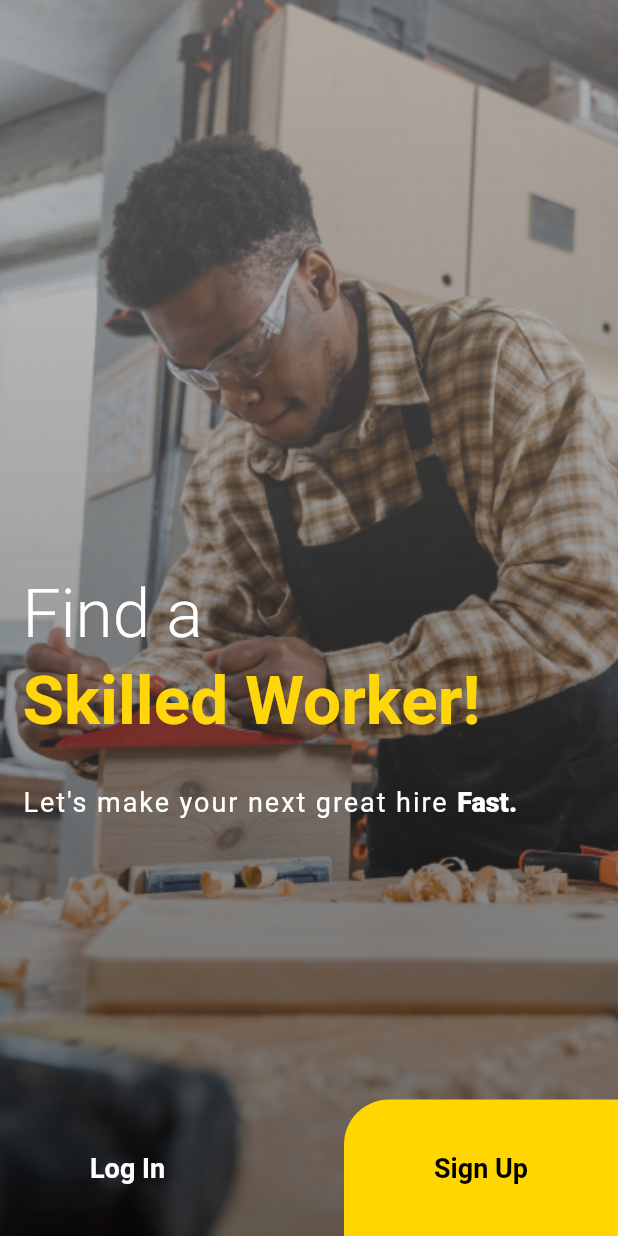
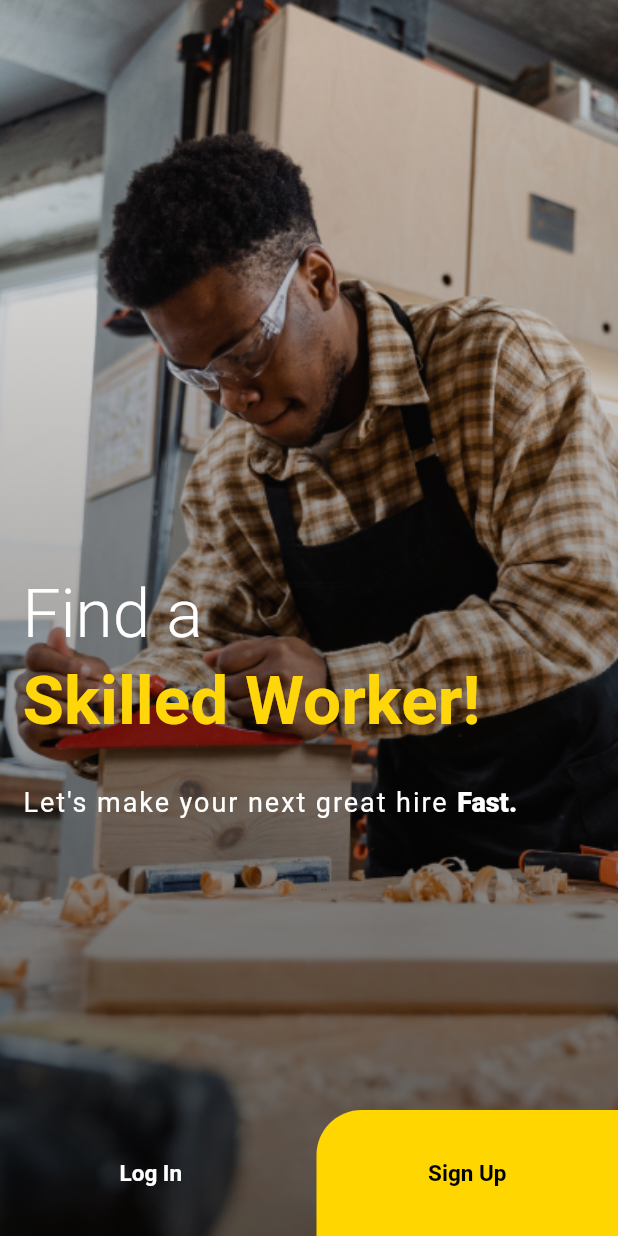
Before and after one commit to Jayson876/TradeSwap-frontend, a Flutter app: the screen it shows after launch, on a phone screen of 412 x 824 dp. Run offline on Flutter 3.47's test engine with Material 2 defaults, Android fonts, the light colour scheme and no system bars; our stand-ins replace email_validator, equatable, google_fonts.

Commit message:
small changes

```diff
--- a/lib/pages/client/client_signup.dart
+++ b/lib/pages/client/client_signup.dart
@@ -334,7 +334,7 @@ class _ClientSignupState extends State<ClientSignup> {
           title: const Text("Location"),
           content: Padding(
             padding: const EdgeInsets.only(right: 10.0, bottom: 10.0),
-            child: DropdownButton(
+            child: DropdownButtonFormField(
               isExpanded: true,
               onChanged: (value) {
                 parishOpts = value;
--- a/lib/pages/startup.dart
+++ b/lib/pages/startup.dart
@@ -15,14 +15,21 @@ class _LandingScreenState extends State<LandingScreen> {
       //BACKGROUND IMAGE
       Container(
         decoration: const BoxDecoration(
+          image: DecorationImage(
+            image: AssetImage("assets/images/startup.png"),
+            // opacity: 0.1,
+            fit: BoxFit.cover,
+          ),
+        ),
+        child: Container(
+          decoration: const BoxDecoration(
             gradient: LinearGradient(
                 begin: Alignment.topCenter,
                 end: Alignment.bottomCenter,
-              colors: <Color>[Colors.black38, Colors.black]),
-          image: DecorationImage(
-            image: AssetImage("assets/images/startup.png"),
-            opacity: 0.5,
-            fit: BoxFit.cover,
+                colors: <Color>[
+                  Color.fromARGB(0, 0, 0, 0),
+                  Color.fromARGB(149, 0, 0, 0)
+                ]),
           ),
         ),
       ),
@@ -104,7 +111,8 @@ class _LandingScreenState extends State<LandingScreen> {
         children: [
           Row(mainAxisAlignment: MainAxisAlignment.spaceBetween, children: [
             //LOGIN BUTTON
-            TextButton(
+            Expanded(
+              child: TextButton(
                   onPressed: () {
                     Navigator.push(
                         context,
@@ -112,23 +120,31 @@ class _LandingScreenState extends State<LandingScreen> {
                             builder: (context) => const SignUpScreen()));
                   },
                   style: TextButton.styleFrom(
-                  padding:
-                      const EdgeInsets.symmetric(vertical: 35, horizontal: 60),
                     backgroundColor: Colors.transparent,
                     shape: const RoundedRectangleBorder(
                         borderRadius:
                             BorderRadius.only(topRight: Radius.circular(30))),
                   ),
-                child: const Text(
+                  child: const Padding(
+                    padding: EdgeInsets.symmetric(vertical: 25.0),
+                    child: Text(
                       "Log In",
                       style: TextStyle(
                           color: Colors.white,
-                      fontSize: 18,
+                          fontSize: 15,
                           fontWeight: FontWeight.w600),
+                    ),
                   )),
+            ),
+
+            //HORIZONTAL SPACER
+            const SizedBox(
+              width: 10.0,
+            ),
 
             //SIGNUP BUTTON
-            TextButton(
+            Expanded(
+              child: TextButton(
                   onPressed: () {
                     Navigator.push(
                         context,
@@ -136,20 +152,22 @@ class _LandingScreenState extends State<LandingScreen> {
                             builder: (context) => const SignUpScreen()));
                   },
                   style: TextButton.styleFrom(
-                  padding:
-                      const EdgeInsets.symmetric(vertical: 35, horizontal: 60),
                     backgroundColor: const Color(0xFFFFD600),
                     shape: const RoundedRectangleBorder(
                         borderRadius:
                             BorderRadius.only(topLeft: Radius.circular(30))),
                   ),
-                child: const Text(
+                  child: const Padding(
+                    padding: EdgeInsets.symmetric(vertical: 25.0),
+                    child: Text(
                       "Sign Up",
                       style: TextStyle(
                           color: Colors.black,
-                      fontSize: 18,
+                          fontSize: 15,
                           fontWeight: FontWeight.w600),
-                ))
+                    ),
+                  )),
+            )
           ]),
         ],
       )
```
Also changed, not shown: lib/pages/tradesman/tradesman_signup.dart (+13 -8 lines). Lines whose indentation alone changed are shown as unchanged.
